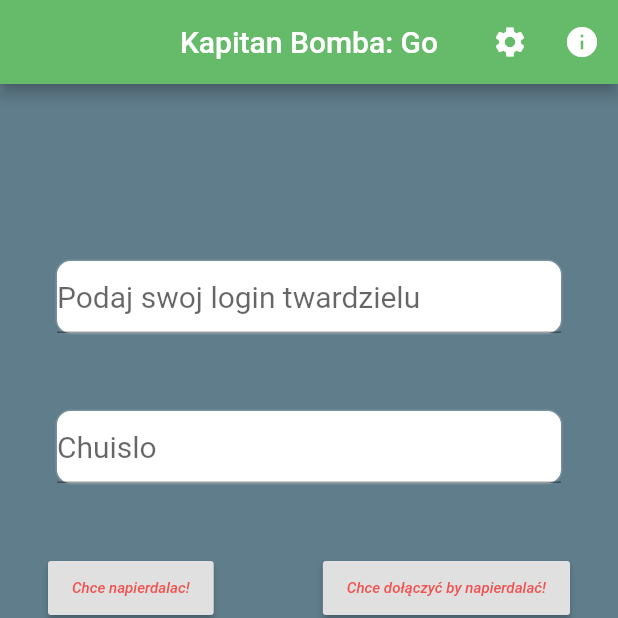
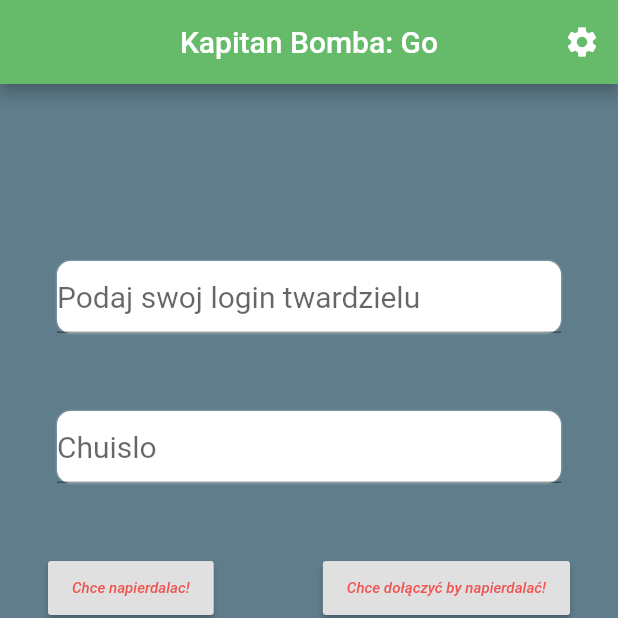
Before and after one commit to kzoladziejewski/KapitanBombaGo, a Flutter app: the screen it shows after launch, on a phone screen of 412 x 824 dp, the top half of it. Run offline on Flutter 3.47's test engine with Material 2 defaults, Android fonts, the phone set to English and light mode, and no system bars; our stand-ins replace shared_preferences.

Commit message:
changes logic for login

```diff
--- a/lib/common/common_information.dart
+++ b/lib/common/common_information.dart
@@ -1,7 +1,17 @@
-
 import 'package:flutter/material.dart';
 import 'package:kapitan_bomba_go/view/information.dart';
 
 getInfoButton(context) {
-return IconButton(icon: Icon(Icons.info), onPressed: () {Navigator.push(context, MaterialPageRoute(builder: (context) => Information()),);});
+return IconButton(icon: Icon(Icons.info), onPressed: () => informationButton(context));
 }
+
+informationButton(context)
+{
+    // Navigator.push(context, MaterialPageRoute(builder: (context) => Information()),
+    // setState(());
+    Navigator.pushNamed(context, '/information');
+  // Navigator.pushReplacementNamed(context, '/information');
+  //  Navigator.of(context).pushNamed("/information");
+  //   Navigator.pop(context);
+  // );
+}
--- a/lib/utils/login_view.dart
+++ b/lib/utils/login_view.dart
@@ -21,23 +21,36 @@ class _LoginViewState extends State<LoginView> {
       debugPrint("pierwsza apka");
       return loginPage(context);
     } else {
-      debugPrint("sprawdzam kolejne opcje");
-      // return Profile();
-    Navigator.push(context, MaterialPageRoute(builder: (context) => Profile()),);
+      Navigator.pushNamed(context, '/profile');
+      // debugPrint("sprawdzam kolejne opcje");
+      // // return Profile();
+      // setState(() {
+      //   Navigator.push(
+      //     context,
+      //     MaterialPageRoute(builder: (context) => Profile()),
+      //   );
+      // });
     }
   }
 
-  loginPage(context){
+  loginPage(context) {
     return Scaffold(
       appBar: AppBar(
         title: Text("Kapitan Bomba: Go"),
         centerTitle: true,
         backgroundColor: Colors.green.shade400,
-        actions: <Widget>[IconButton(
-          icon: Icon(Icons.settings),
-          onPressed: () => debugPrint("Settings tap"),
-        ),
-        getInfoButton(context)
+        actions: <Widget>[
+          IconButton(
+            icon: Icon(Icons.settings),
+            // onPressed: () => debugPrint("Settings tap"),
+            onPressed: () {
+              debugPrint("???");
+             // Navigator.pushNamed(context, '/information');
+             // Navigator.pushReplacementNamed(context, '/information');
+             //  Navigator.of(context).pushReplacementNamed("/information");
+            },
+          ),
+          // getInfoButton(context)
         ],
       ),
       backgroundColor: Colors.blueGrey,
@@ -103,7 +116,7 @@ class _LoginViewState extends State<LoginView> {
               Container(
                 child: Padding(
                   padding:
-                  const EdgeInsets.only(left: 20.0, top: 20, right: 20),
+                      const EdgeInsets.only(left: 20.0, top: 20, right: 20),
                   child: Row(
                     mainAxisAlignment: MainAxisAlignment.spaceBetween,
                     children: <Widget>[
@@ -136,7 +149,6 @@ class _LoginViewState extends State<LoginView> {
         ),
       ),
     );
-
   }
 
   _checkAuthtoken() {
@@ -218,8 +230,6 @@ class _LoginViewState extends State<LoginView> {
     SharedPreferences prefs = await SharedPreferences.getInstance();
 
     prefs.setString("authtoken", token);
-
-
   }
 
   setLoginAndPasword() async {
```
Also changed, not shown: lib/main.dart (+18 -4 lines), lib/utils/profile.dart (+17 -4 lines).
